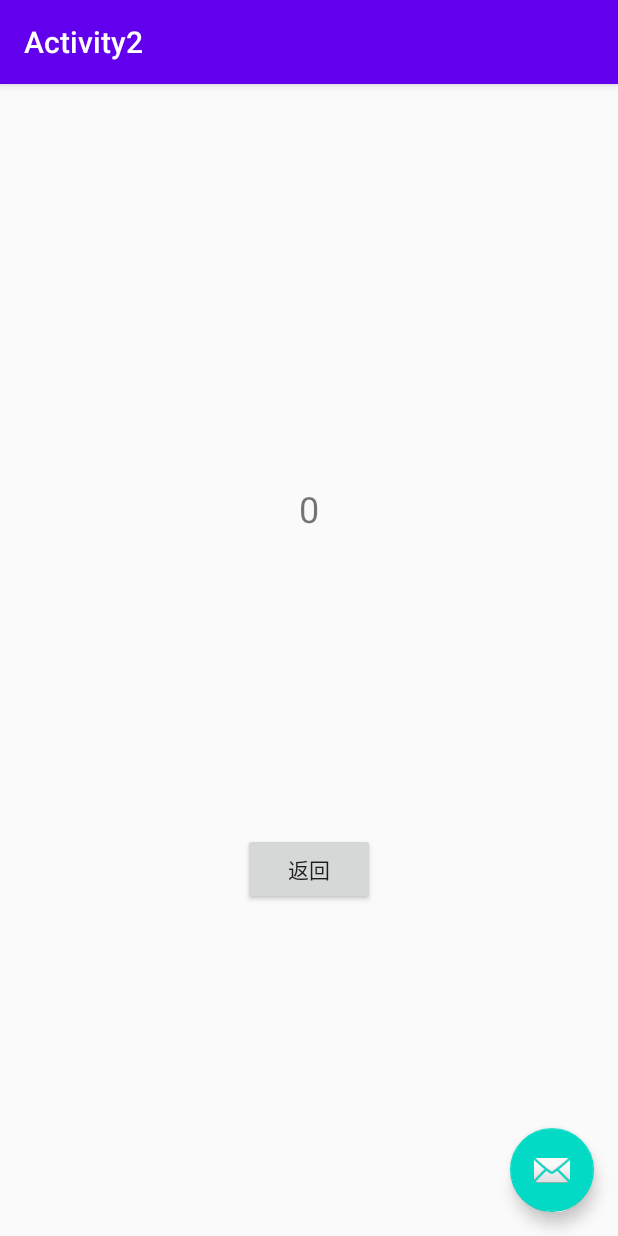
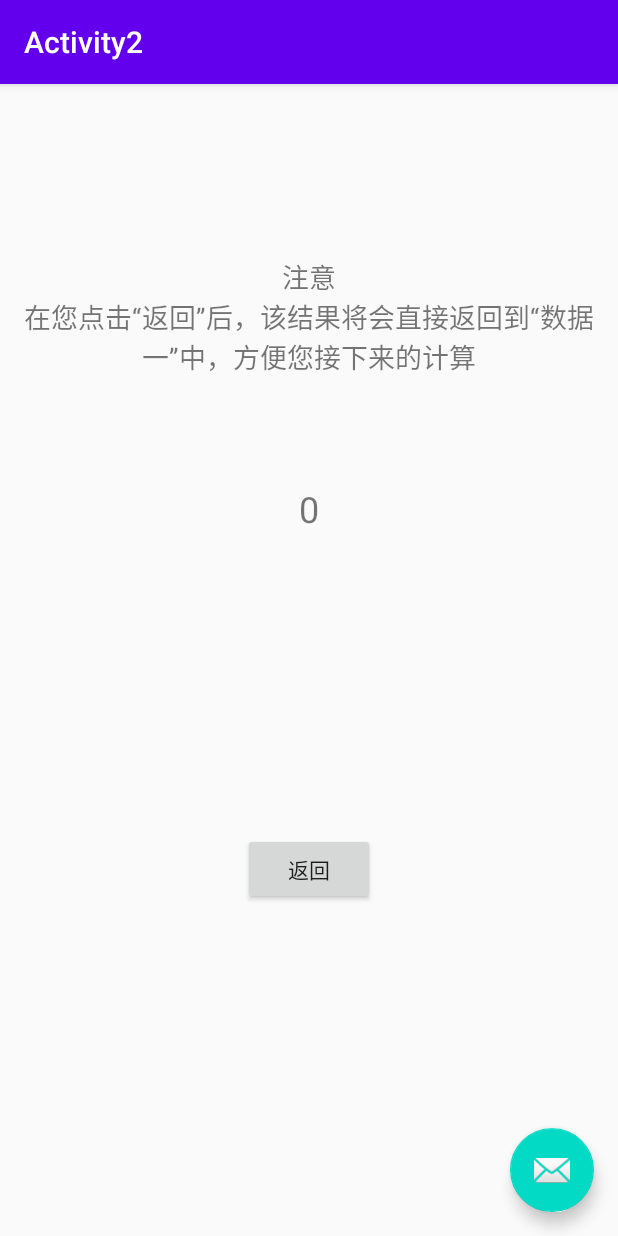
Before and after one commit to ALittlePanda/Demo_02, an Android app: the screen it shows after launch (Activity2), after a tap on "运算", on a phone screen of 412 x 824 dp. Run offline under Robolectric (Android 15) with nearby library versions, the phone set to English and light mode, and no system bars; 2 statements that could not run were skipped.

Commit message:
在Activity2中新增提示语

```diff
--- a/app/src/main/java/com/example/myapplication_2/Activity2.java
+++ b/app/src/main/java/com/example/myapplication_2/Activity2.java
@@ -43,7 +43,7 @@ public class Activity2 extends AppCompatActivity {
                 setResult(RESULT_OK,mIntent);
 
 
-                Activity2.this.finish();
+                Activity2.this.finish();//释放activity2
             }
 
 
--- a/app/src/main/java/com/example/myapplication_2/MainActivity.java
+++ b/app/src/main/java/com/example/myapplication_2/MainActivity.java
@@ -49,7 +49,7 @@ public class MainActivity extends AppCompatActivity {
         radioButtons.add(radioButton2);
         radioButtons.add(radioButton3);
         radioButtons.add(radioButton4);
-        button.setOnClickListener(new View.OnClickListener() {
+        button.setOnClickListener(new View.OnClickListener() {//创建监听器
             @Override
             public void onClick(View v) {
 
@@ -68,6 +68,7 @@ public class MainActivity extends AppCompatActivity {
                 else if(radioButton4.isChecked()){
                     z=x/y;
                 }
+
 
                 DecimalFormat format = new DecimalFormat("###.##");
                 String formatted = format.format(z);
--- a/app/src/main/res/layout/content_2.xml
+++ b/app/src/main/res/layout/content_2.xml
@@ -39,4 +39,22 @@
         android:layout_height="wrap_content"
         android:orientation="horizontal"
         app:layout_constraintGuide_percent="0.3474692" />
+
+    <TextView
+        android:id="@+id/textView4"
+        android:layout_width="wrap_content"
+        android:layout_height="wrap_content"
+        android:text="@string/Activity2_text"
+        android:textAlignment="center"
+        android:textSize="18sp"
+        app:layout_constraintEnd_toEndOf="parent"
+        app:layout_constraintStart_toStartOf="parent"
+        app:layout_constraintTop_toTopOf="@+id/guideline8" />
+
+    <androidx.constraintlayout.widget.Guideline
+        android:id="@+id/guideline8"
+        android:layout_width="wrap_content"
+        android:layout_height="wrap_content"
+        android:orientation="horizontal"
+        app:layout_constraintGuide_percent="0.15" />
 </androidx.constraintlayout.widget.ConstraintLayout>
--- a/app/src/main/res/values/strings.xml
+++ b/app/src/main/res/values/strings.xml
@@ -25,4 +25,5 @@
     <string name="text_2">" "</string>
     <string name="date">1.0.3date</string>
     <string name="view_1">图标</string>
+    <string name="Activity2_text">注意\n在您点击“返回”后，该结果将会直接返回到“数据一”中，方便您接下来的计算</string>
 </resources>
```
